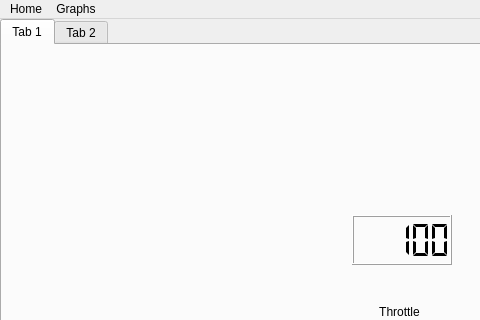
Above: test.ui from MihaiM21/Telemetry-FS before the change; both pictures show x 0 to 480 and y 0 to 320 of the 800 by 600 pixel window. Below: the same form after it.
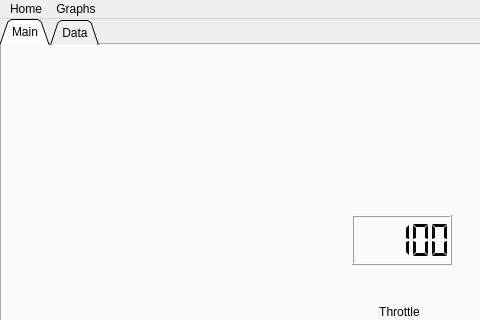
That is the form after the change.

Commit message: Test can for main and CAN support

Diff of the .ui file:
```diff
--- a/test.ui
+++ b/test.ui
@@ -38,12 +38,24 @@
       <height>551</height>
      </rect>
     </property>
+    <property name="tabPosition">
+     <enum>QTabWidget::North</enum>
+    </property>
+    <property name="tabShape">
+     <enum>QTabWidget::Triangular</enum>
+    </property>
     <property name="currentIndex">
      <number>0</number>
     </property>
+    <property name="iconSize">
+     <size>
+      <width>16</width>
+      <height>16</height>
+     </size>
+    </property>
     <widget class="QWidget" name="MainTab">
      <attribute name="title">
-      <string>Tab 1</string>
+      <string>Main</string>
      </attribute>
      <widget class="QLCDNumber" name="speed">
       <property name="geometry">
@@ -279,7 +291,7 @@
     </widget>
     <widget class="QWidget" name="Graphs">
      <attribute name="title">
-      <string>Tab 2</string>
+      <string>Data</string>
      </attribute>
     </widget>
    </widget>
```
The commit also changes 2 other files.
